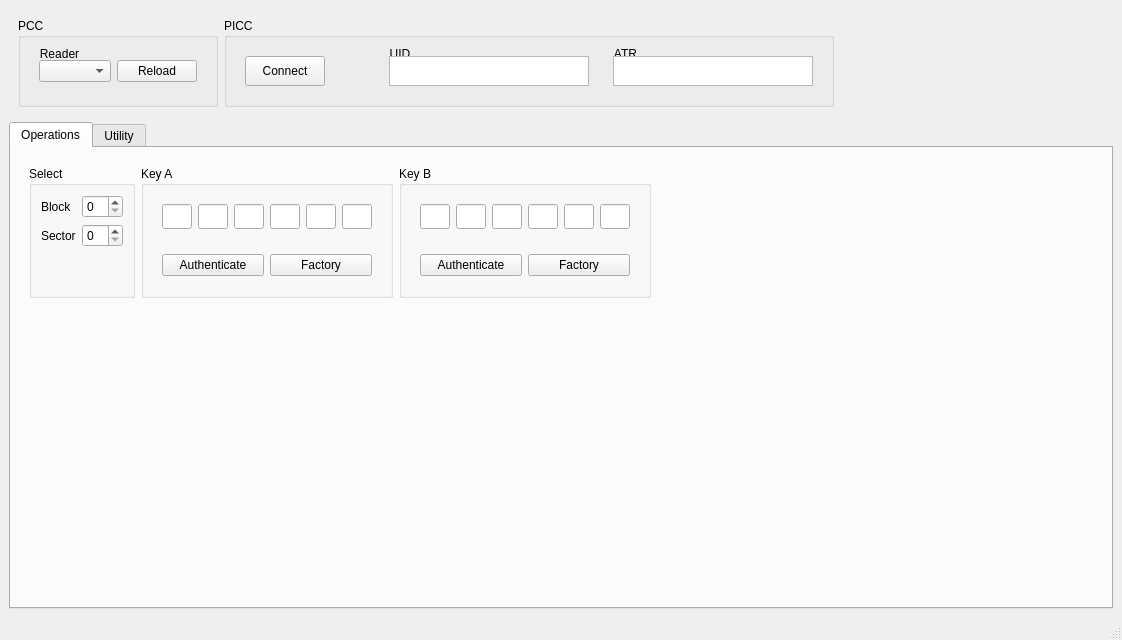
The window that ui/main.ui (fananimi/mifare-tools) describes before a commit, drawn with Qt 5.
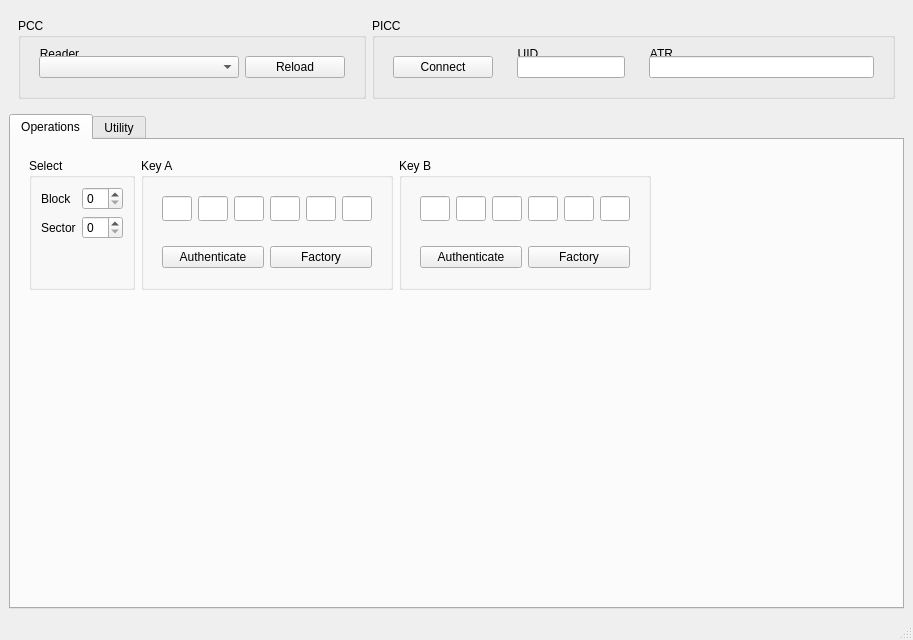
The same window after the commit.

Commit message: activate connect button

The edit to the form file:
```diff
--- a/ui/main.ui
+++ b/ui/main.ui
@@ -6,7 +6,7 @@
    <rect>
     <x>0</x>
     <y>0</y>
-    <width>1122</width>
+    <width>913</width>
     <height>640</height>
    </rect>
   </property>
@@ -17,6 +17,12 @@
    <layout class="QVBoxLayout" name="verticalLayout">
     <item>
      <widget class="QFrame" name="frame_2">
+      <property name="sizePolicy">
+       <sizepolicy hsizetype="Expanding" vsizetype="Preferred">
+        <horstretch>0</horstretch>
+        <verstretch>0</verstretch>
+       </sizepolicy>
+      </property>
       <property name="frameShape">
        <enum>QFrame::NoFrame</enum>
       </property>
@@ -29,12 +35,24 @@
       <layout class="QHBoxLayout" name="horizontalLayout_2">
        <item>
         <widget class="QGroupBox" name="groupBox_2">
+         <property name="sizePolicy">
+          <sizepolicy hsizetype="Maximum" vsizetype="Maximum">
+           <horstretch>0</horstretch>
+           <verstretch>0</verstretch>
+          </sizepolicy>
+         </property>
          <property name="title">
           <string>PCC</string>
          </property>
          <layout class="QHBoxLayout" name="horizontalLayout">
           <item>
            <widget class="QGroupBox" name="groupBox_6">
+            <property name="sizePolicy">
+             <sizepolicy hsizetype="Minimum" vsizetype="Minimum">
+              <horstretch>0</horstretch>
+              <verstretch>0</verstretch>
+             </sizepolicy>
+            </property>
             <property name="styleSheet">
              <string notr="true">QGroupBox{
   border: none;
@@ -56,10 +74,35 @@
               <number>9</number>
              </property>
              <item>
-              <widget class="QComboBox" name="cmbReader"/>
+              <widget class="QComboBox" name="cmbReader">
+               <property name="sizePolicy">
+                <sizepolicy hsizetype="Fixed" vsizetype="Fixed">
+                 <horstretch>0</horstretch>
+                 <verstretch>0</verstretch>
+                </sizepolicy>
+               </property>
+               <property name="minimumSize">
+                <size>
+                 <width>200</width>
+                 <height>0</height>
+                </size>
+               </property>
+              </widget>
              </item>
              <item>
               <widget class="QPushButton" name="btnReloadReader">
+               <property name="sizePolicy">
+                <sizepolicy hsizetype="Fixed" vsizetype="Fixed">
+                 <horstretch>0</horstretch>
+                 <verstretch>0</verstretch>
+                </sizepolicy>
+               </property>
+               <property name="minimumSize">
+                <size>
+                 <width>100</width>
+                 <height>0</height>
+                </size>
+               </property>
                <property name="text">
                 <string>Reload</string>
                </property>
@@ -73,12 +116,24 @@
        </item>
        <item>
         <widget class="QGroupBox" name="groupBox">
+         <property name="sizePolicy">
+          <sizepolicy hsizetype="Minimum" vsizetype="Minimum">
+           <horstretch>0</horstretch>
+           <verstretch>0</verstretch>
+          </sizepolicy>
+         </property>
          <property name="title">
           <string>PICC</string>
          </property>
          <layout class="QHBoxLayout" name="horizontalLayout_3">
           <item>
            <widget class="QGroupBox" name="groupBox_9">
+            <property name="sizePolicy">
+             <sizepolicy hsizetype="Minimum" vsizetype="Minimum">
+              <horstretch>0</horstretch>
+              <verstretch>0</verstretch>
+             </sizepolicy>
+            </property>
             <property name="styleSheet">
              <string notr="true">QGroupBox{
   border: none;
@@ -107,10 +162,16 @@
                  <verstretch>0</verstretch>
                 </sizepolicy>
                </property>
+               <property name="minimumSize">
+                <size>
+                 <width>100</width>
+                 <height>0</height>
+                </size>
+               </property>
                <property name="maximumSize">
                 <size>
-                 <width>200</width>
-                 <height>30</height>
+                 <width>16777215</width>
+                 <height>16777215</height>
                 </size>
                </property>
                <property name="text">
@@ -121,24 +182,14 @@
             </layout>
            </widget>
           </item>
-          <item>
-           <spacer name="horizontalSpacer_2">
-            <property name="orientation">
-             <enum>Qt::Horizontal</enum>
-            </property>
-            <property name="sizeType">
-             <enum>QSizePolicy::Fixed</enum>
-            </property>
-            <property name="sizeHint" stdset="0">
-             <size>
-              <width>40</width>
-              <height>20</height>
-             </size>
-            </property>
-           </spacer>
-          </item>
           <item>
            <widget class="QGroupBox" name="groupBox_7">
+            <property name="sizePolicy">
+             <sizepolicy hsizetype="Minimum" vsizetype="Minimum">
+              <horstretch>0</horstretch>
+              <verstretch>0</verstretch>
+             </sizepolicy>
+            </property>
             <property name="styleSheet">
              <string notr="true">QGroupBox{
   border: none;
@@ -160,24 +211,21 @@
               <number>9</number>
              </property>
              <item>
-              <widget class="QTextEdit" name="textEdit">
-               <property name="enabled">
-                <bool>true</bool>
-               </property>
+              <widget class="QLineEdit" name="txtUID">
                <property name="sizePolicy">
                 <sizepolicy hsizetype="Fixed" vsizetype="Fixed">
                  <horstretch>0</horstretch>
                  <verstretch>0</verstretch>
                 </sizepolicy>
                </property>
-               <property name="maximumSize">
+               <property name="minimumSize">
                 <size>
-                 <width>200</width>
-                 <height>30</height>
+                 <width>50</width>
+                 <height>0</height>
                 </size>
                </property>
-               <property name="midLineWidth">
-                <number>1</number>
+               <property name="readOnly">
+                <bool>true</bool>
                </property>
               </widget>
              </item>
@@ -186,6 +234,12 @@
           </item>
           <item>
            <widget class="QGroupBox" name="groupBox_8">
+            <property name="sizePolicy">
+             <sizepolicy hsizetype="Minimum" vsizetype="Minimum">
+              <horstretch>0</horstretch>
+              <verstretch>0</verstretch>
+             </sizepolicy>
+            </property>
             <property name="styleSheet">
              <string notr="true">QGroupBox{
   border: none;
@@ -207,24 +261,15 @@
               <number>9</number>
              </property>
              <item>
-              <widget class="QTextEdit" name="textEdit_3">
-               <property name="enabled">
-                <bool>true</bool>
-               </property>
-               <property name="sizePolicy">
-                <sizepolicy hsizetype="Fixed" vsizetype="Fixed">
-                 <horstretch>0</horstretch>
-                 <verstretch>0</verstretch>
-                </sizepolicy>
-               </property>
-               <property name="maximumSize">
+              <widget class="QLineEdit" name="txtATR">
+               <property name="minimumSize">
                 <size>
                  <width>200</width>
-                 <height>30</height>
+                 <height>0</height>
                 </size>
                </property>
-               <property name="midLineWidth">
-                <number>1</number>
+               <property name="readOnly">
+                <bool>true</bool>
                </property>
               </widget>
              </item>
@@ -234,19 +279,6 @@
          </layout>
         </widget>
        </item>
-       <item>
-        <spacer name="horizontalSpacer">
-         <property name="orientation">
-          <enum>Qt::Horizontal</enum>
-         </property>
-         <property name="sizeHint" stdset="0">
-          <size>
-           <width>40</width>
-           <height>20</height>
-          </size>
-         </property>
-        </spacer>
-       </item>
       </layout>
      </widget>
     </item>
@@ -460,14 +492,6 @@
                 </widget>
                </item>
               </layout>
-              <zorder>textEdit_5</zorder>
-              <zorder>textEdit_7</zorder>
-              <zorder>textEdit_6</zorder>
-              <zorder>textEdit_4</zorder>
-              <zorder>textEdit_8</zorder>
-              <zorder>textEdit_3</zorder>
-              <zorder>btnAuthKeyA</zorder>
-              <zorder>btnFactoryKeyA</zorder>
              </widget>
             </item>
            </layout>
@@ -669,7 +693,7 @@
     <rect>
      <x>0</x>
      <y>0</y>
-     <width>1122</width>
+     <width>913</width>
      <height>25</height>
     </rect>
    </property>
```
The commit also changes 2 other files.
